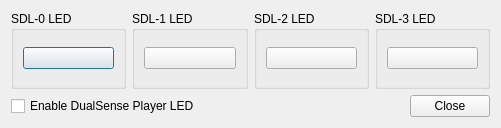
Before: the Qt Designer form src/duckstation-qt/controllerledsettingsdialog.ui in kofxi3584karlayang/duckstation, drawn with Qt 5.
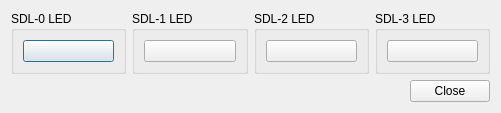
After: the same form once the commit is applied. Custom widgets are drawn as their Qt base class.

Commit message:
Qt: Add 'Enable Touchpad' to Controller Settings
Have to shuffle a few other things around to fit in 768p.

What changed in the file:
```diff
--- a/src/duckstation-qt/controllerledsettingsdialog.ui
+++ b/src/duckstation-qt/controllerledsettingsdialog.ui
@@ -7,7 +7,7 @@
     <x>0</x>
     <y>0</y>
     <width>501</width>
-    <height>128</height>
+    <height>108</height>
    </rect>
   </property>
   <property name="windowTitle">
@@ -38,18 +38,6 @@
      </layout>
     </widget>
    </item>
-   <item row="0" column="2">
-    <widget class="QGroupBox" name="groupBox_3">
-     <property name="title">
-      <string>SDL-2 LED</string>
-     </property>
-     <layout class="QVBoxLayout" name="verticalLayout_2">
-      <item>
-       <widget class="ColorPickerButton" name="SDL2LED"/>
-      </item>
-     </layout>
-    </widget>
-   </item>
    <item row="0" column="1">
     <widget class="QGroupBox" name="groupBox_2">
      <property name="title">
@@ -62,28 +50,19 @@
      </layout>
     </widget>
    </item>
-   <item row="3" column="0" colspan="4">
-    <layout class="QHBoxLayout" name="horizontalLayout" stretch="1,0">
-     <property name="sizeConstraint">
-      <enum>QLayout::SetDefaultConstraint</enum>
+   <item row="0" column="2">
+    <widget class="QGroupBox" name="groupBox_3">
+     <property name="title">
+      <string>SDL-2 LED</string>
      </property>
-     <property name="bottomMargin">
-      <number>0</number>
-     </property>
+     <layout class="QVBoxLayout" name="verticalLayout_2">
      <item>
-      <widget class="QCheckBox" name="enableSDLPS5PlayerLED">
-       <property name="sizePolicy">
-        <sizepolicy hsizetype="Minimum" vsizetype="Fixed">
-         <horstretch>0</horstretch>
-         <verstretch>0</verstretch>
-        </sizepolicy>
-       </property>
-       <property name="text">
-        <string>Enable DualSense Player LED</string>
-       </property>
-      </widget>
-     </item>
-     <item>
+       <widget class="ColorPickerButton" name="SDL2LED"/>
+      </item>
+     </layout>
+    </widget>
+   </item>
+   <item row="1" column="2" colspan="2">
       <widget class="QDialogButtonBox" name="buttonBox">
        <property name="sizePolicy">
         <sizepolicy hsizetype="Expanding" vsizetype="Fixed">
@@ -92,11 +71,9 @@
         </sizepolicy>
        </property>
        <property name="standardButtons">
-        <set>QDialogButtonBox::Close</set>
-       </property>
-      </widget>
-     </item>
-    </layout>
+      <set>QDialogButtonBox::StandardButton::Close</set>
+     </property>
+    </widget>
    </item>
   </layout>
  </widget>
```
Lines whose indentation alone changed are shown as unchanged. The commit also changes 2 other files.
